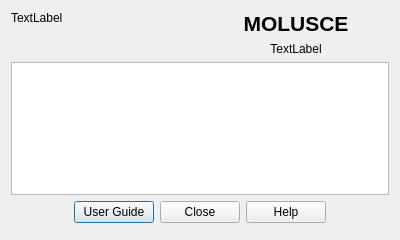
This is ui/aboutdialogbase.ui in nextgis/qgis_molusce as Qt 5 draws it before an edit. The edited form follows.
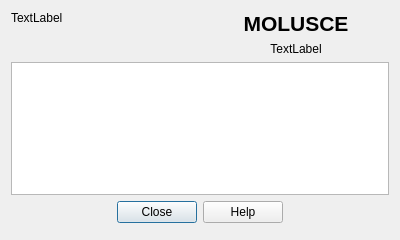
This is the edited form.

Commit message: Use a menu item for UserGuide but not UserGuide button

The edit to the form file:
```diff
--- a/ui/aboutdialogbase.ui
+++ b/ui/aboutdialogbase.ui
@@ -92,13 +92,6 @@
        </property>
       </spacer>
      </item>
-     <item>
-      <widget class="QPushButton" name="btnUserGuide">
-       <property name="text">
-        <string>User Guide</string>
-       </property>
-      </widget>
-     </item>
      <item>
       <widget class="QDialogButtonBox" name="buttonBox">
        <property name="orientation">
```
Left out of the diff: 4 changed lines with no effect on the pictures. The commit also changes 5 other files.
